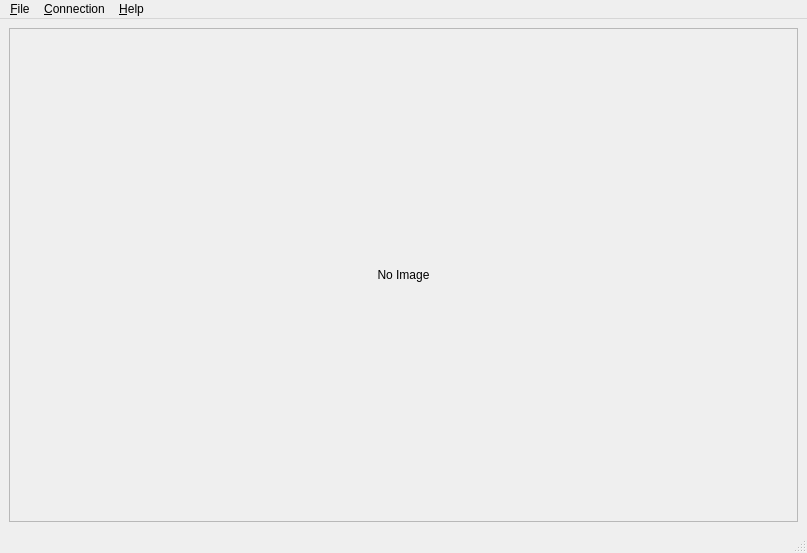
The window that src/client/ui/sjcclient.ui (kbg/sjcam) describes before a commit, drawn with Qt 5.
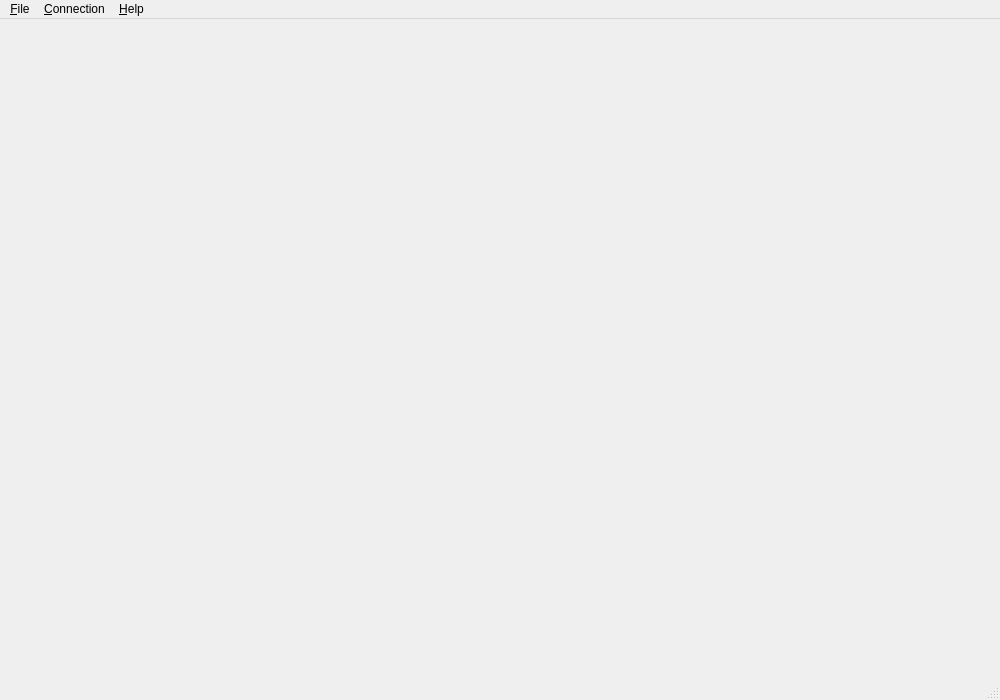
The same window after the commit.

Commit message: Client: Integrated ImageWidget, HistogramWidget and ColorBar in the UI.

```diff
--- a/src/client/ui/sjcclient.ui
+++ b/src/client/ui/sjcclient.ui
@@ -6,8 +6,8 @@
    <rect>
     <x>0</x>
     <y>0</y>
-    <width>807</width>
-    <height>553</height>
+    <width>1000</width>
+    <height>700</height>
    </rect>
   </property>
   <property name="windowTitle">
@@ -17,53 +17,14 @@
    <locale language="English" country="UnitedStates"/>
   </property>
   <widget class="QWidget" name="centralwidget">
-   <layout class="QVBoxLayout" name="verticalLayout">
-    <item>
-     <widget class="QScrollArea" name="scrollArea">
-      <property name="widgetResizable">
-       <bool>true</bool>
-      </property>
-      <widget class="QWidget" name="scrollAreaWidgetContents">
-       <property name="geometry">
-        <rect>
-         <x>0</x>
-         <y>0</y>
-         <width>793</width>
-         <height>498</height>
-        </rect>
-       </property>
-       <layout class="QVBoxLayout" name="verticalLayout_2">
-        <item>
-         <widget class="QLabel" name="labelImage">
-          <property name="sizePolicy">
-           <sizepolicy hsizetype="Expanding" vsizetype="Expanding">
-            <horstretch>0</horstretch>
-            <verstretch>0</verstretch>
-           </sizepolicy>
-          </property>
-          <property name="text">
-           <string>No Image</string>
-          </property>
-          <property name="scaledContents">
-           <bool>true</bool>
-          </property>
-          <property name="alignment">
-           <set>Qt::AlignCenter</set>
-          </property>
-         </widget>
-        </item>
-       </layout>
-      </widget>
-     </widget>
-    </item>
-   </layout>
+   <layout class="QVBoxLayout" name="verticalLayout"/>
   </widget>
   <widget class="QMenuBar" name="menubar">
    <property name="geometry">
     <rect>
      <x>0</x>
      <y>0</y>
-     <width>807</width>
+     <width>1000</width>
      <height>21</height>
     </rect>
    </property>
```
The commit also changes 4 other files.
